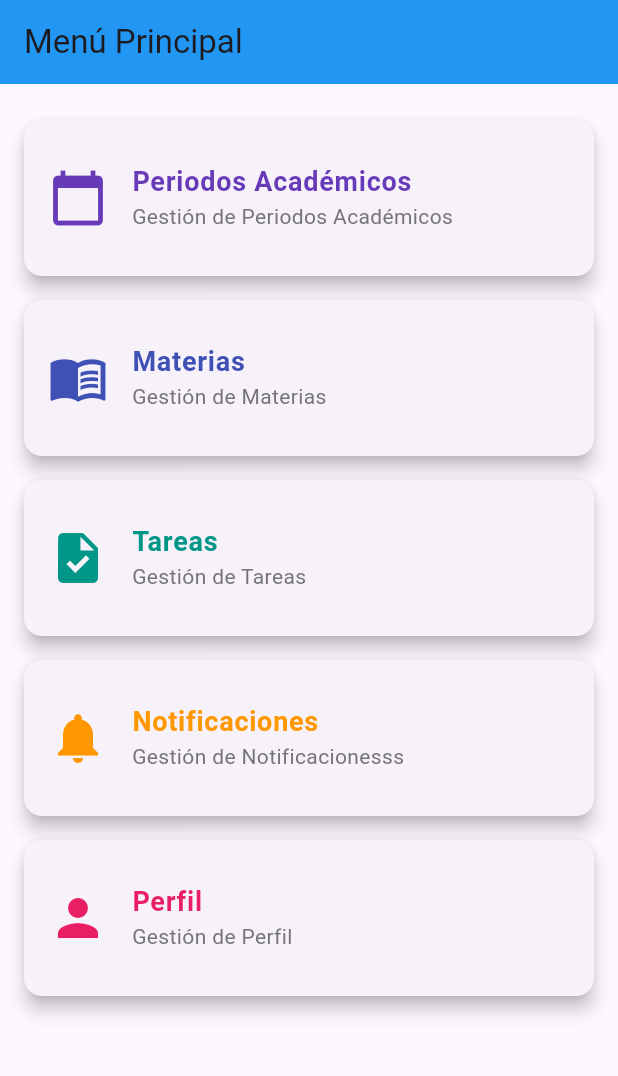
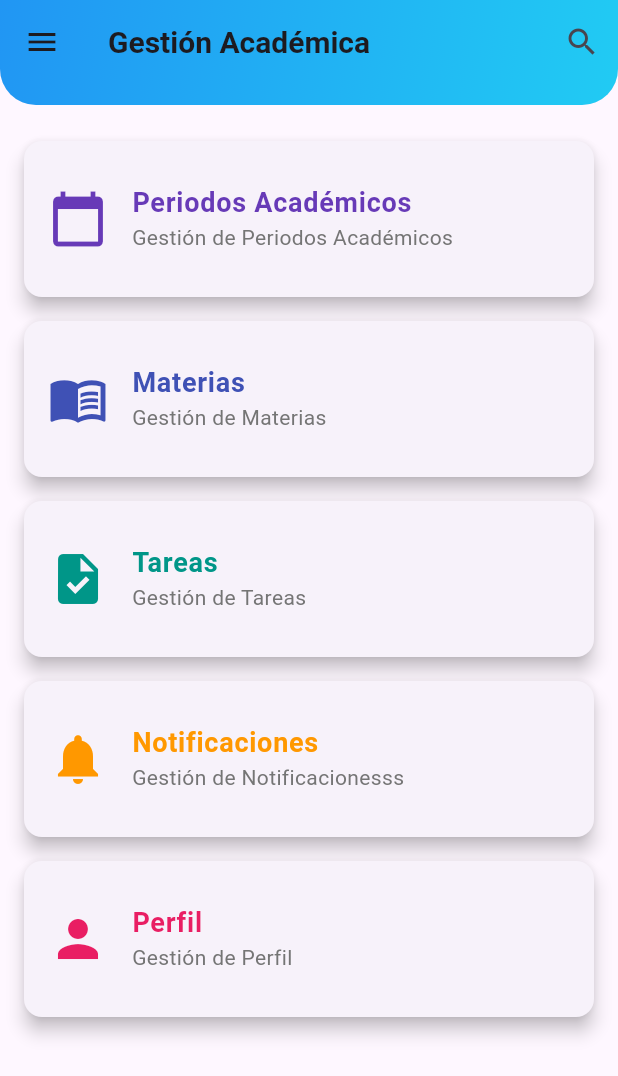
Before and after one commit to DANILOILAQUIZE/PROYECTO_FINAL_APP_MOVIL, a Flutter app: the screen it shows after launch, on a phone screen of 412 x 824 dp. Shown: the top 1076 px of the screen. Run offline on Flutter 3.47's test engine with Material 3 defaults, Android fonts, the phone set to English and light mode, and no system bars; our stand-ins replace sqflite; accounts and stored records are empty.

Commit message:
implement initial app structure with SQLite database and menu screen

```diff
--- a/lib/screens/menu_screen.dart
+++ b/lib/screens/menu_screen.dart
@@ -6,9 +6,101 @@ class MenuScreen extends StatelessWidget {
   @override
   Widget build(BuildContext context) {
     return Scaffold(
-      appBar: AppBar(
-        title: const Text("Menú Principal"),
-        backgroundColor: Colors.blue,
+      drawer: Drawer(
+        child: ListView(
+          padding: EdgeInsets.zero,
+          children: [
+            DrawerHeader(
+              decoration: const BoxDecoration(
+                gradient: LinearGradient(
+                  colors: [Color(0xFF2196F3), Color(0xFF21CBF3)],
+                  begin: Alignment.topLeft,
+                  end: Alignment.bottomRight,
+                ),
+              ),
+              child: Column(
+                crossAxisAlignment: CrossAxisAlignment.start,
+                children: [
+                  CircleAvatar(
+                    radius: 28,
+                    backgroundColor: Colors.white,
+                    child: Icon(Icons.person, color: Colors.blue[700], size: 38),
+                  ),
+                  const SizedBox(height: 12),
+                  const Text('Bienvenido', style: TextStyle(color: Colors.white, fontSize: 18, fontWeight: FontWeight.bold)),
+                  const Text('Usuario', style: TextStyle(color: Colors.white70)),
+                ],
+              ),
+            ),
+            ListTile(
+              leading: const Icon(Icons.search, color: Colors.blue),
+              title: const Text('Buscar'),
+              onTap: () {
+                Navigator.pop(context);
+                // Implementa la función de búsqueda aquí
+              },
+            ),
+            ListTile(
+              leading: const Icon(Icons.notifications_none, color: Colors.blue),
+              title: const Text('Notificaciones'),
+              onTap: () {
+                Navigator.pop(context);
+                // Implementa la función de notificaciones aquí
+              },
+            ),
+            ListTile(
+              leading: const Icon(Icons.person, color: Colors.blue),
+              title: const Text('Perfil'),
+              onTap: () {
+                Navigator.pop(context);
+                Navigator.pushNamed(context, '/gestionPerfil');
+              },
+            ),
+          ],
+        ),
+      ),
+      appBar: PreferredSize(
+        preferredSize: const Size.fromHeight(70),
+        child: AppBar(
+          automaticallyImplyLeading: false,
+          elevation: 6,
+          shape: const RoundedRectangleBorder(
+            borderRadius: BorderRadius.vertical(
+              bottom: Radius.circular(24),
+            ),
+          ),
+          flexibleSpace: Container(
+            decoration: const BoxDecoration(
+              gradient: LinearGradient(
+                colors: [Color(0xFF2196F3), Color(0xFF21CBF3)],
+                begin: Alignment.topLeft,
+                end: Alignment.bottomRight,
+              ),
+              borderRadius: BorderRadius.vertical(
+                bottom: Radius.circular(24),
+              ),
+            ),
+          ),
+          leading: Builder(
+            builder: (context) => IconButton(
+              icon: const Icon(Icons.menu),
+              onPressed: () {
+                Scaffold.of(context).openDrawer();
+              },
+            ),
+          ),
+          title: Text(
+            "Gestión Académica",
+            style: const TextStyle(fontWeight: FontWeight.bold, fontSize: 20),
+            overflow: TextOverflow.ellipsis,
+          ),
+          actions: [
+            IconButton(
+              icon: const Icon(Icons.search),
+              onPressed: () {}, // Implementa búsqueda
+            ),
+          ],
+        ),
       ),
       body: Padding(
         padding: const EdgeInsets.all(16.0),
--- a/lib/settings/db_connection.dart
+++ b/lib/settings/db_connection.dart
@@ -9,7 +9,7 @@ class DBConnection {
 
     //final dbPath = await getDatabasesPath();
 
-    77final path = join(dbPath, dbName);
+    //77final path = join(dbPath, dbName);
     //await deleteDatabase(path);
     final path = join(await getDatabasesPath(), dbName);
     return openDatabase(
```
